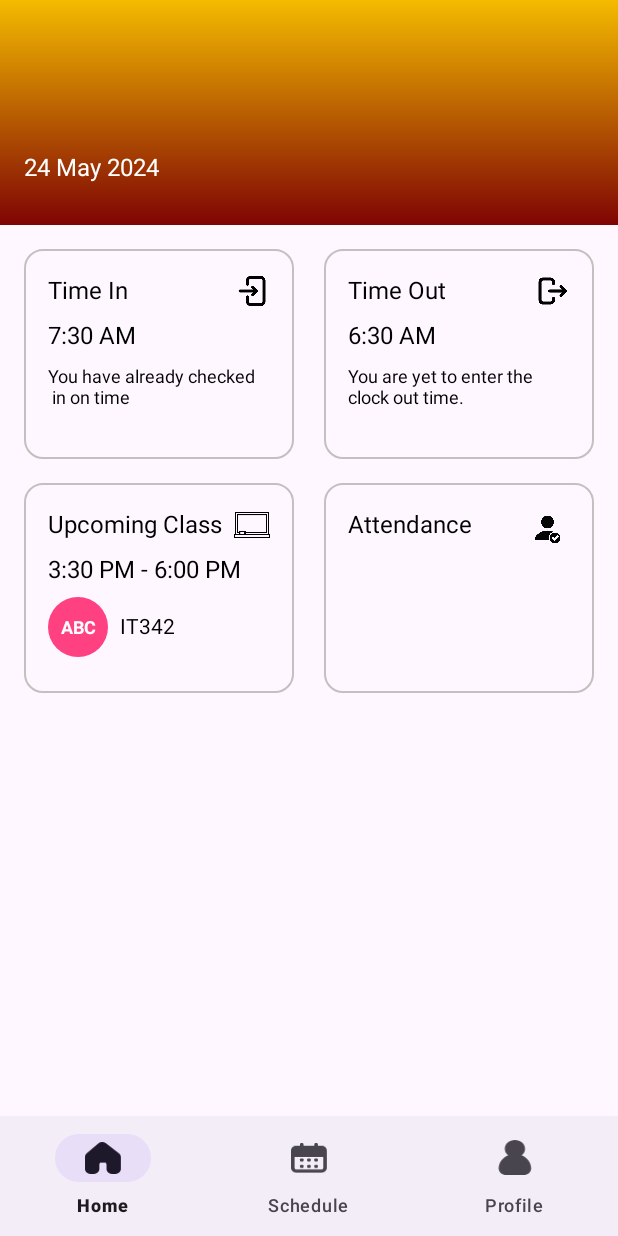
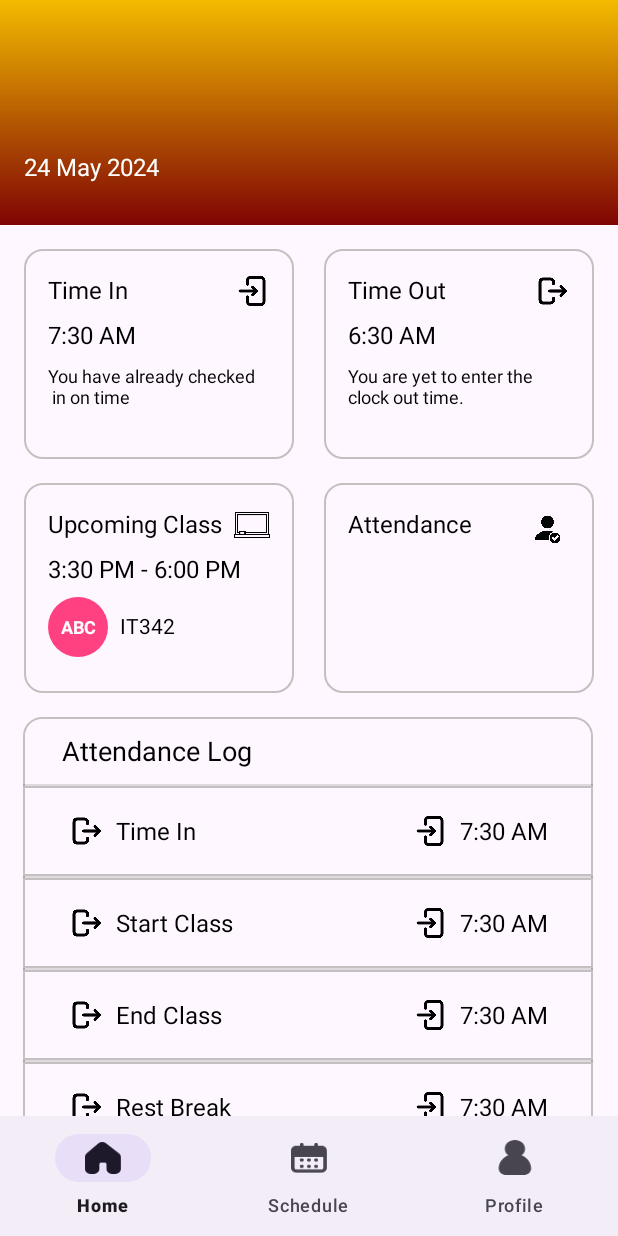
Before and after one commit to ilustrisimojamesruther/wild_Attend, an Android app: the FacultyHome screen opened directly, with no data from a screen before it, on a phone screen of 412 x 824 dp. Run offline under Robolectric (Android 15) with nearby library versions, the phone set to English and light mode, and no system bars; our stand-ins replace Firebase (no records; nobody signed in at launch, a user with empty details on screens opened directly).

```diff
--- a/app/src/main/java/com/example/wildattend/FacultyHome.java
+++ b/app/src/main/java/com/example/wildattend/FacultyHome.java
@@ -13,7 +13,9 @@ import android.util.Log;
 import android.view.LayoutInflater;
 import android.view.View;
 import android.view.ViewGroup;
+import android.widget.ArrayAdapter;
 import android.widget.ImageView;
+import android.widget.ListView;
 import android.widget.TextView;
 
 import com.google.firebase.auth.FirebaseAuth;
@@ -32,13 +34,10 @@ import java.util.Locale;
 
 public class FacultyHome extends Fragment {
 
+    private ListView attendanceLogListView;
     private static final String TAG = "FacultyHome";
-
     private TextView facultyNameTextView;
-    private TextView dateTextView;
     private ImageView profile_image;
-
-
 
     public FacultyHome() {
         // Required empty public constructor
@@ -48,8 +47,11 @@ public class FacultyHome extends Fragment {
     @Override
     public View onCreateView(@NonNull LayoutInflater inflater, @Nullable ViewGroup container, @Nullable Bundle savedInstanceState) {
         View rootView = inflater.inflate(R.layout.fragment_faculty_home, container, false);
+
+        // Initialize the views
         facultyNameTextView = rootView.findViewById(R.id.home_header);
         profile_image = rootView.findViewById(R.id.profile_image);
+        attendanceLogListView = rootView.findViewById(R.id.attendanceLogListView);
 
         // Set the current date
         TextView dateTextView = rootView.findViewById(R.id.date);
@@ -58,6 +60,9 @@ public class FacultyHome extends Fragment {
 
         // Fetch and display user information
         fetchUserInformation();
+
+        // Setup the attendance log ListView
+        setupListView(inflater);
 
         return rootView;
     }
@@ -81,7 +86,7 @@ public class FacultyHome extends Fragment {
                             facultyNameTextView.setText("Good Morning," + " " + firstName + "!");
 
                             // Load the image from URL
-                            new FacultyHome.LoadImageTask(profile_image).execute(imageUrl);
+                            new LoadImageTask(profile_image).execute(imageUrl);
                         }
                     })
                     .addOnFailureListener(e -> {
@@ -91,6 +96,26 @@ public class FacultyHome extends Fragment {
             Log.e(TAG, "User is not authenticated");
             // Handle the case where the user is not authenticated or has signed out
         }
+    }
+
+    private void setupListView(LayoutInflater inflater) {
+        // Sample data for the ListView
+        String[] attendanceLogs = {
+                "Time In",
+                "Start Class",
+                "End Class",
+                "Rest Break"
+        };
+
+        // Create an ArrayAdapter to display the attendance log items
+        ArrayAdapter<String> adapter = new ArrayAdapter<>(requireContext(), R.layout.list_attendance_log, R.id.actionText, attendanceLogs);
+
+        // Inflate the header layout and add it to the ListView
+        View headerView = inflater.inflate(R.layout.header_list_attendance_log, null);
+        attendanceLogListView.addHeaderView(headerView);
+
+        // Set the adapter to the ListView
+        attendanceLogListView.setAdapter(adapter);
     }
 
     private static class LoadImageTask extends AsyncTask<String, Void, Bitmap> {
@@ -126,6 +151,4 @@ public class FacultyHome extends Fragment {
             }
         }
     }
-
-
 }
--- /dev/null
+++ b/app/src/main/res/drawable/log_border.xml
@@ -0,0 +1,7 @@
+<shape xmlns:android="http://schemas.android.com/apk/res/android"
+    android:shape="rectangle">
+    <solid android:color="@android:color/transparent" />
+    <stroke
+        android:width="1dp"
+        android:color="#C6BFBF" />
+</shape>
--- a/app/src/main/res/layout/fragment_faculty_home.xml
+++ b/app/src/main/res/layout/fragment_faculty_home.xml
@@ -332,4 +332,20 @@
         android:layout_height="wrap_content"
         app:layout_constraintGuide_percent="0.5" />
 
+
+    <!-- ListView for the Attendance Log -->
+    <ListView
+        android:id="@+id/attendanceLogListView"
+        android:layout_width="380dp"
+        android:layout_height="300dp"
+        android:layout_marginTop="16dp"
+        android:background="@drawable/border_background_v2"
+        app:layout_constraintBottom_toBottomOf="parent"
+        app:layout_constraintEnd_toEndOf="parent"
+        app:layout_constraintHorizontal_bias="0.483"
+        app:layout_constraintStart_toStartOf="parent"
+        app:layout_constraintTop_toBottomOf="@id/frame4"
+        app:layout_constraintVertical_bias="0.0" />
+
+
 </androidx.constraintlayout.widget.ConstraintLayout>
--- /dev/null
+++ b/app/src/main/res/layout/header_list_attendance_log.xml
@@ -0,0 +1,16 @@
+<?xml version="1.0" encoding="utf-8"?>
+<LinearLayout xmlns:android="http://schemas.android.com/apk/res/android"
+    android:layout_width="match_parent"
+    android:layout_height="wrap_content"
+    android:orientation="vertical"
+    android:padding="10dp">
+
+    <TextView
+        android:id="@+id/attendanceLogTitle"
+        android:layout_width="wrap_content"
+        android:layout_height="wrap_content"
+        android:text="Attendance Log"
+        android:textColor="@android:color/black"
+        android:textSize="18sp"
+        android:layout_marginStart="16dp" />
+</LinearLayout>
--- /dev/null
+++ b/app/src/main/res/layout/list_attendance_log.xml
@@ -0,0 +1,47 @@
+<?xml version="1.0" encoding="utf-8"?>
+<LinearLayout xmlns:android="http://schemas.android.com/apk/res/android"
+    android:layout_width="match_parent"
+    android:layout_height="60dp"
+    android:orientation="horizontal"
+    android:background="@drawable/log_border"
+    android:paddingHorizontal="30dp">
+
+    <!-- Start icon -->
+    <ImageView
+        android:id="@+id/startIcon"
+        android:layout_width="24dp"
+        android:layout_height="24dp"
+        android:src="@drawable/icon_timeout"
+        android:layout_gravity="center_vertical"
+        android:layout_marginEnd="8dp" />
+
+    <!-- TextView for Action -->
+    <TextView
+        android:id="@+id/actionText"
+        android:layout_width="0dp"
+        android:layout_height="wrap_content"
+        android:layout_weight="1"
+        android:text="Action"
+        android:textColor="@android:color/black"
+        android:textSize="16sp"
+        android:layout_gravity="center_vertical" />
+
+    <!-- End icon -->
+    <ImageView
+        android:id="@+id/endIcon"
+        android:layout_width="24dp"
+        android:layout_height="24dp"
+        android:src="@drawable/icon_timein"
+        android:layout_gravity="center_vertical"
+        android:layout_marginEnd="8dp" />
+
+    <!-- TextView for Time -->
+    <TextView
+        android:id="@+id/timeText"
+        android:layout_width="wrap_content"
+        android:layout_height="wrap_content"
+        android:text="7:30 AM"
+        android:textColor="@android:color/black"
+        android:textSize="16sp"
+        android:layout_gravity="center_vertical" />
+</LinearLayout>
```
Also changed, not shown: app/src/main/java/com/example/wildattend/StudentScheduleTimeout.java (+82 -0 lines).
